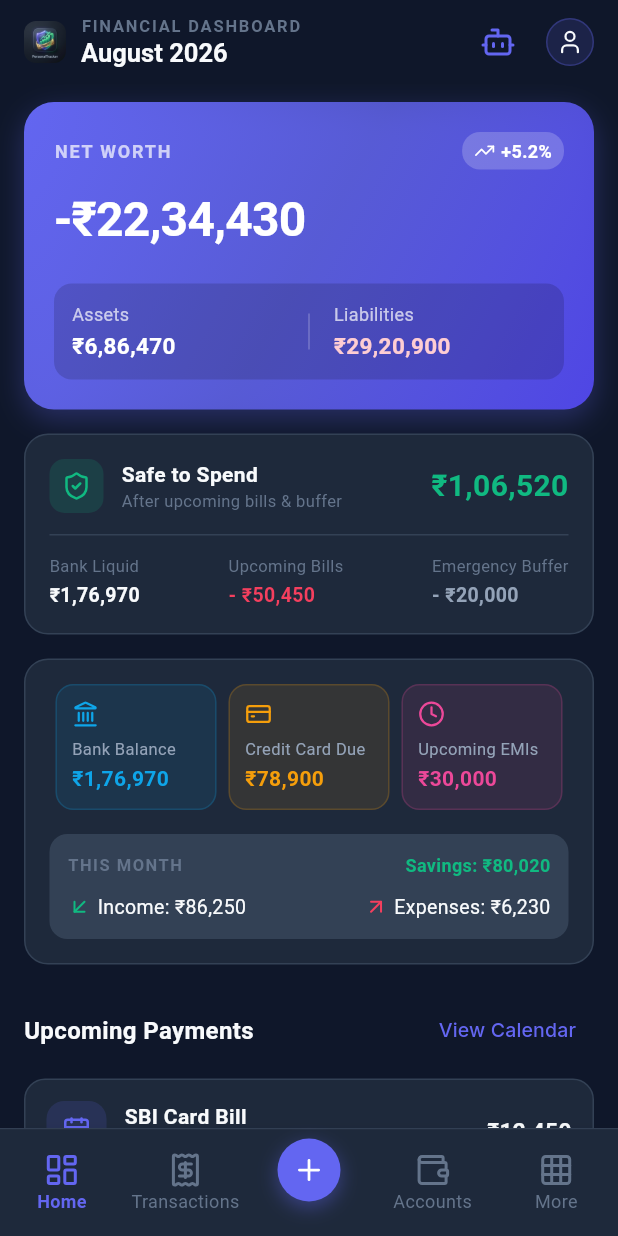
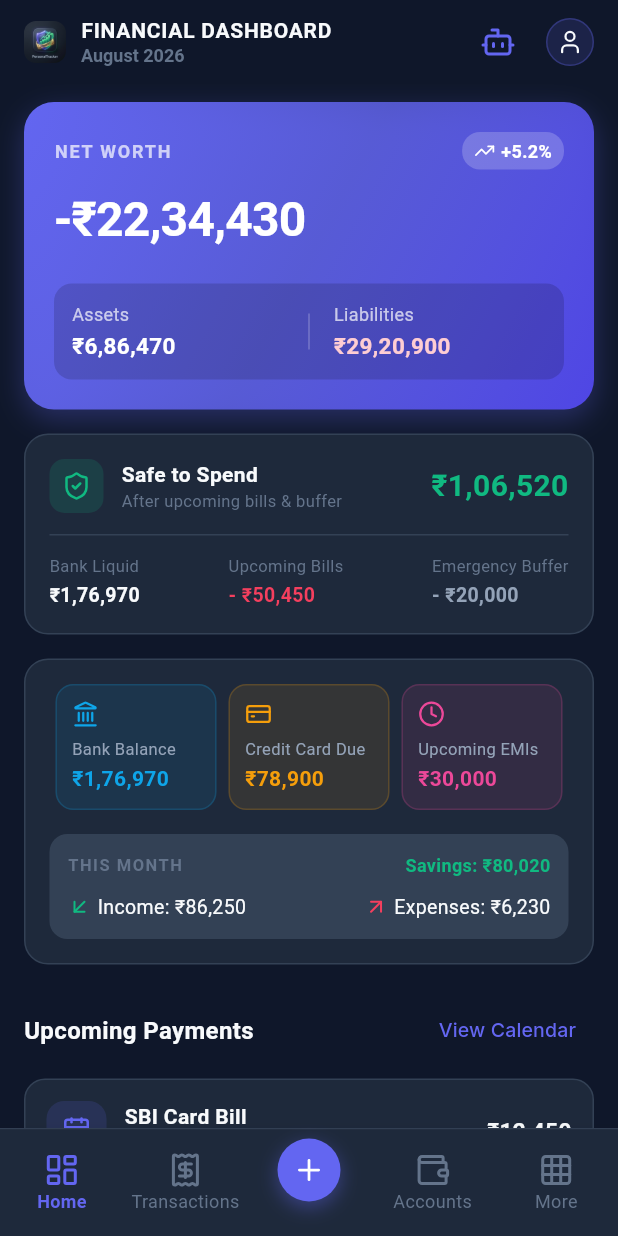
Before and after one commit to ramagrawal2001/personal_tracker, a Flutter app: the DashboardScreen screen opened by its route, on a phone screen of 412 x 824 dp. Run offline on Flutter 3.47's test engine with Material 3 defaults, Android fonts, the phone set to English and light mode, and no system bars; our stand-ins replace drift, fl_chart, flutter_riverpod, go_router, google_fonts, lucide_icons and 1 more; accounts and stored records are empty.

Commit message:
feat: Add brand logo to Dashboard header and update branding assets

```diff
--- a/lib/features/dashboard/presentation/dashboard_screen.dart
+++ b/lib/features/dashboard/presentation/dashboard_screen.dart
@@ -2,6 +2,8 @@ import 'package:flutter/material.dart';
 import 'package:flutter_riverpod/flutter_riverpod.dart';
 import 'package:go_router/go_router.dart';
 import 'package:lucide_icons/lucide_icons.dart';
+import 'package:intl/intl.dart';
+
 import '../../../core/theme/app_colors.dart';
 import '../../../core/database/finance_repository.dart';
 import '../../auth/presentation/profile_modal.dart';
@@ -27,7 +29,12 @@ class DashboardScreen extends ConsumerWidget {
           children: [
             ClipRRect(
               borderRadius: BorderRadius.circular(8),
-              child: Image.asset('assets/images/app_logo.jpg', width: 28, height: 28),
+              child: Image.asset(
+                'assets/images/app_logo.jpg',
+                width: 28,
+                height: 28,
+                fit: BoxFit.cover,
+              ),
             ),
             const SizedBox(width: 10),
             Column(
@@ -35,17 +42,25 @@ class DashboardScreen extends ConsumerWidget {
               children: [
                 const Text(
                   'FINANCIAL DASHBOARD',
-                  style: TextStyle(fontSize: 11, fontWeight: FontWeight.bold, letterSpacing: 1.2, color: AppColors.textMuted),
+                  style: TextStyle(
+                    fontSize: 14,
+                    fontWeight: FontWeight.bold,
+                    letterSpacing: 0.5,
+                    color: AppColors.textPrimary,
+                  ),
                 ),
                 Text(
-                  'August 2026',
-                  style: TextStyle(fontSize: 17, fontWeight: FontWeight.bold, color: AppColors.textPrimary),
+                  DateFormat('MMMM yyyy').format(DateTime.now()),
+                  style: const TextStyle(
+                    fontSize: 12,
+                    color: AppColors.textMuted,
+                  ),
                 ),
+
               ],
             ),
           ],
         ),
-
         actions: [
           IconButton(
             icon: const Icon(LucideIcons.bot, color: AppColors.primary),
```
